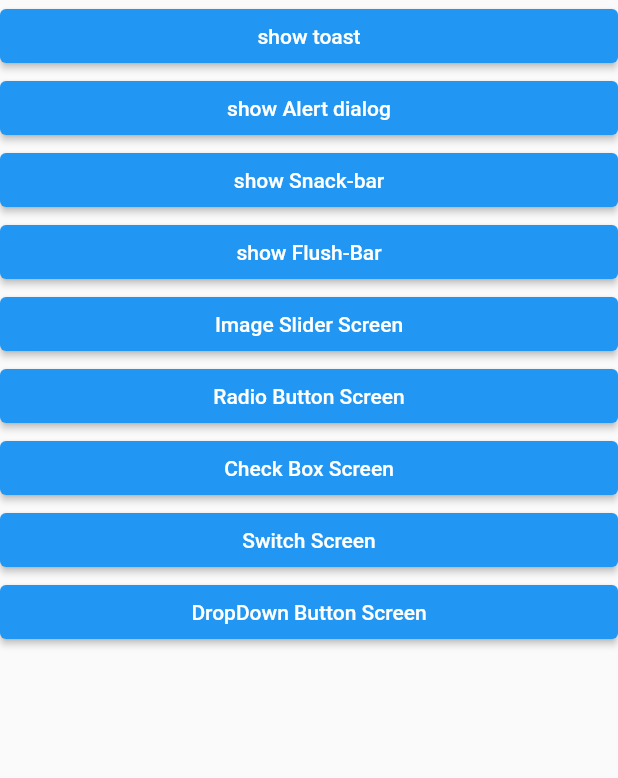
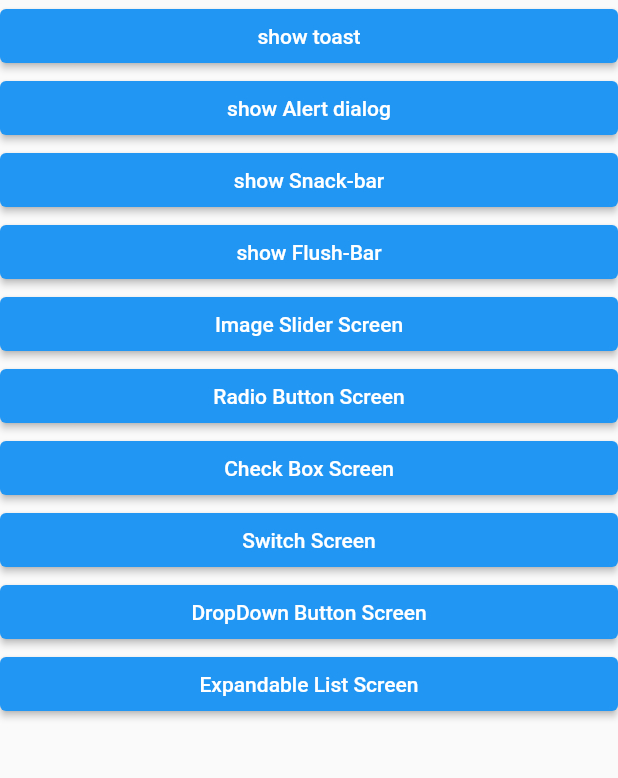
Before and after one commit to MohamedTwfiek-7/Flutter-cool-widgets-app, a Flutter app: the screen it shows after launch, on a phone screen of 412 x 824 dp, the part 84-862 px from its top. Run offline on Flutter 3.47's test engine with Material 2 defaults, Android fonts, the phone set to English and light mode, and no system bars; our stand-ins replace another_flushbar, carousel_slider, flutter_styled_toast.

Commit message:
Expandable list example added

```diff
--- a/lib/main.dart
+++ b/lib/main.dart
@@ -2,6 +2,7 @@ import 'package:another_flushbar/flushbar.dart';
 import 'package:flutter/material.dart';
 import 'package:flutter_cool_widgets/CheckBoxScreen.dart';
 import 'package:flutter_cool_widgets/DropDownButtonScreen.dart';
+import 'package:flutter_cool_widgets/ExpandableListScreen.dart';
 import 'package:flutter_cool_widgets/image_slider_screen.dart';
 import 'package:flutter_cool_widgets/switch_screen.dart';
 import 'package:flutter_styled_toast/flutter_styled_toast.dart';
@@ -29,6 +30,7 @@ class MyApp extends StatelessWidget {
         '/Check-Box-Screen': (ctx) => const CheckBoxScreen(),
         '/Switch-Screen': (ctx) => const SwitchScreen(),
         '/Drop-Down-Button-Screen': (ctx) => const DropDownButtonScreen(),
+        '/Expandable-List-Screen': (ctx) => const ExpandableListscreen(),
       },
     );
   }
@@ -267,7 +269,18 @@ class _MyHomePageState extends State<MyHomePage> {
                               child: Text('DropDown Button Screen',
                                   textAlign: TextAlign.center),
                             ),
-                          ), //Switch
+                          ), //DropDown button
+                          ElevatedButton(
+                            onPressed: () {
+                              Navigator.of(context)
+                                  .pushNamed('/Expandable-List-Screen');
+                            },
+                            child: const SizedBox(
+                              width: double.infinity,
+                              child: Text('Expandable List Screen',
+                                  textAlign: TextAlign.center),
+                            ),
+                          ), //Expandable list
                         ],
                       ),
                     ),
```
Also changed, not shown: lib/ExpandableListScreen.dart (added, +54 -0 lines).
